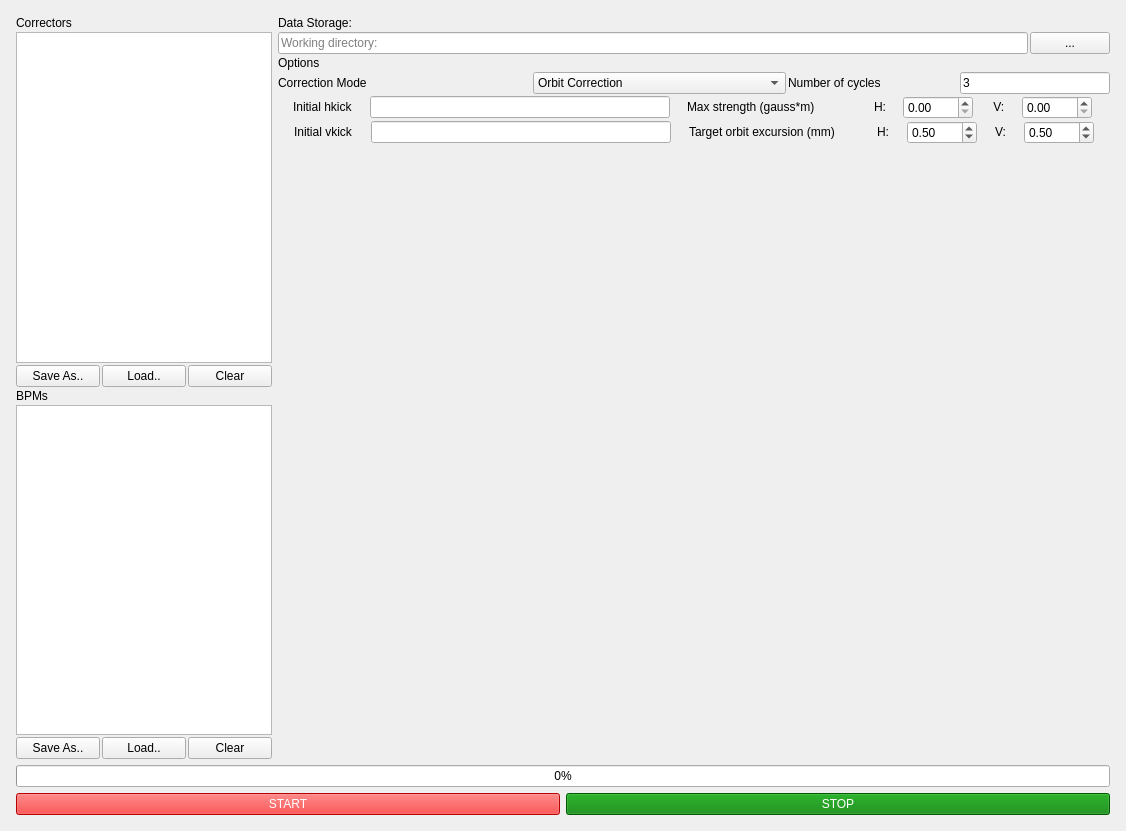
First picture: the form in UI files/SysID_GUI.ui, repository wiktoria-malek/flight-simulator, before the edit.
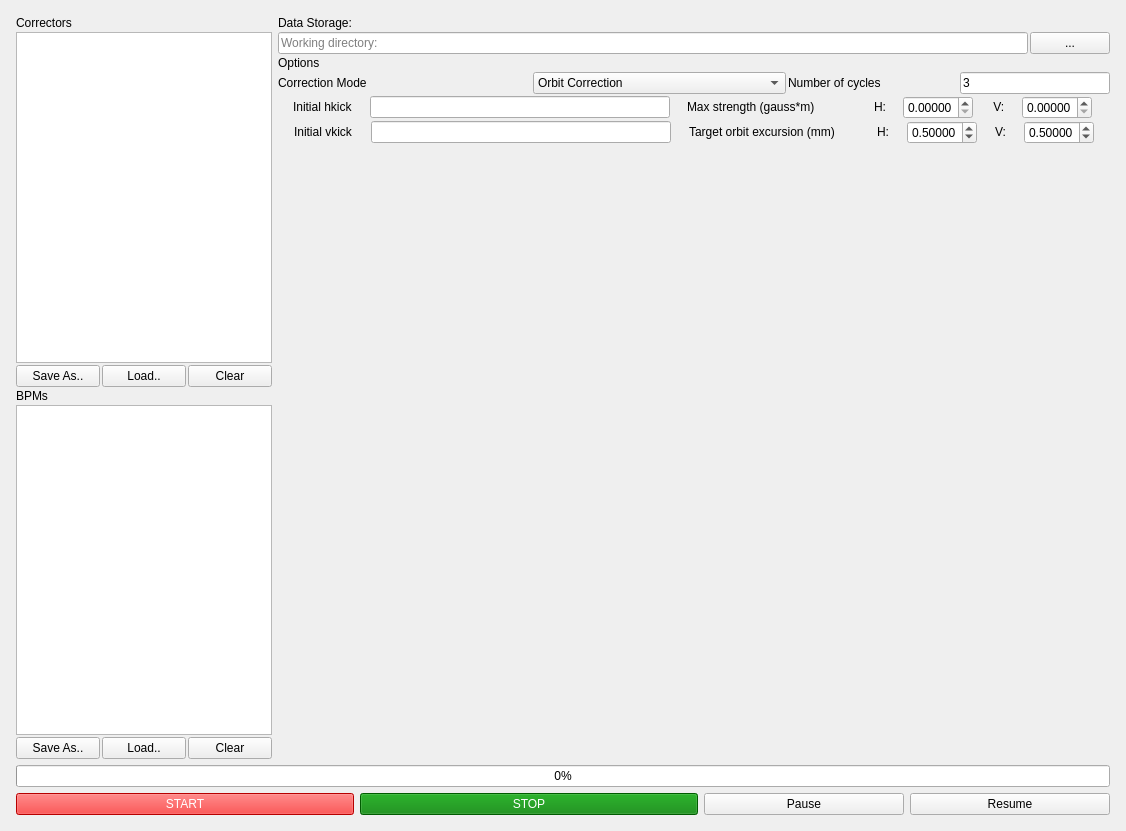
Second picture: the form after the edit.

Commit message: add pause/resume button to GUI + change no decimals on sliders

Diff of the .ui file:
```diff
--- a/UI files/SysID_GUI.ui
+++ b/UI files/SysID_GUI.ui
@@ -276,8 +276,14 @@
                   <height>16777215</height>
                  </size>
                 </property>
+                <property name="decimals">
+                 <number>5</number>
+                </property>
                 <property name="singleStep">
-                 <double>0.010000000000000</double>
+                 <double>0.001000000000000</double>
+                </property>
+                <property name="value">
+                 <double>0.000000000000000</double>
                 </property>
                </widget>
               </item>
@@ -324,6 +330,9 @@
                   <height>16777215</height>
                  </size>
                 </property>
+                <property name="decimals">
+                 <number>5</number>
+                </property>
                 <property name="singleStep">
                  <double>0.010000000000000</double>
                 </property>
@@ -459,6 +468,9 @@
                   <height>16777215</height>
                  </size>
                 </property>
+                <property name="decimals">
+                 <number>5</number>
+                </property>
                 <property name="singleStep">
                  <double>0.100000000000000</double>
                 </property>
@@ -494,6 +506,9 @@
                   <height>16777215</height>
                  </size>
                 </property>
+                <property name="decimals">
+                 <number>5</number>
+                </property>
                 <property name="singleStep">
                  <double>0.100000000000000</double>
                 </property>
@@ -555,6 +570,32 @@
           </property>
          </widget>
         </item>
+        <item>
+         <widget class="QPushButton" name="pause_button">
+          <property name="maximumSize">
+           <size>
+            <width>200</width>
+            <height>16777215</height>
+           </size>
+          </property>
+          <property name="text">
+           <string>Pause</string>
+          </property>
+         </widget>
+        </item>
+        <item>
+         <widget class="QPushButton" name="resume_button">
+          <property name="maximumSize">
+           <size>
+            <width>200</width>
+            <height>16777215</height>
+           </size>
+          </property>
+          <property name="text">
+           <string>Resume</string>
+          </property>
+         </widget>
+        </item>
        </layout>
       </item>
      </layout>
```
The commit also changes 1 other file.
